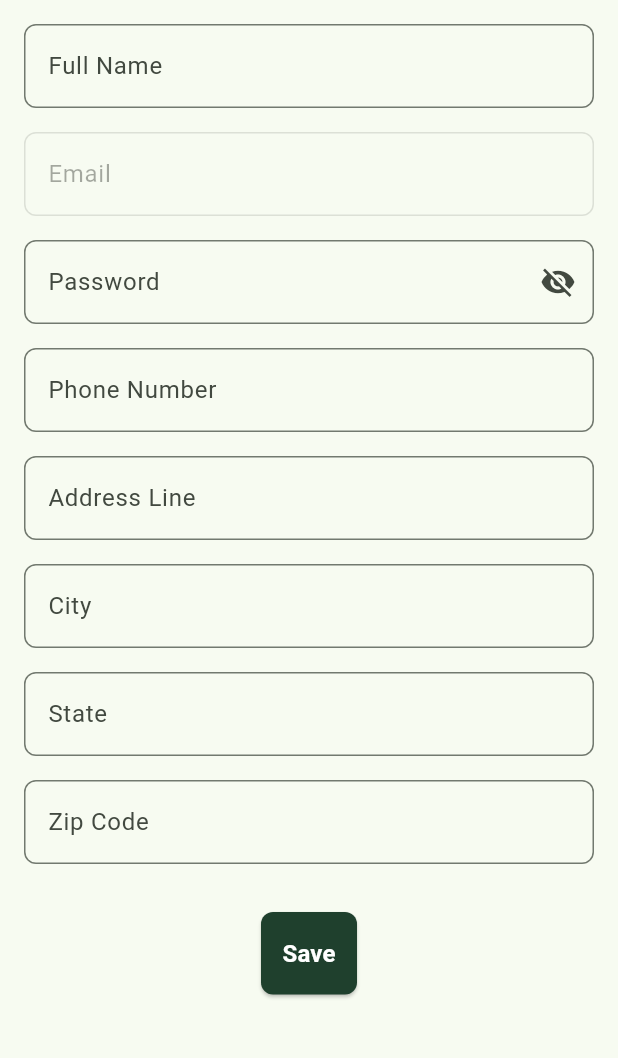
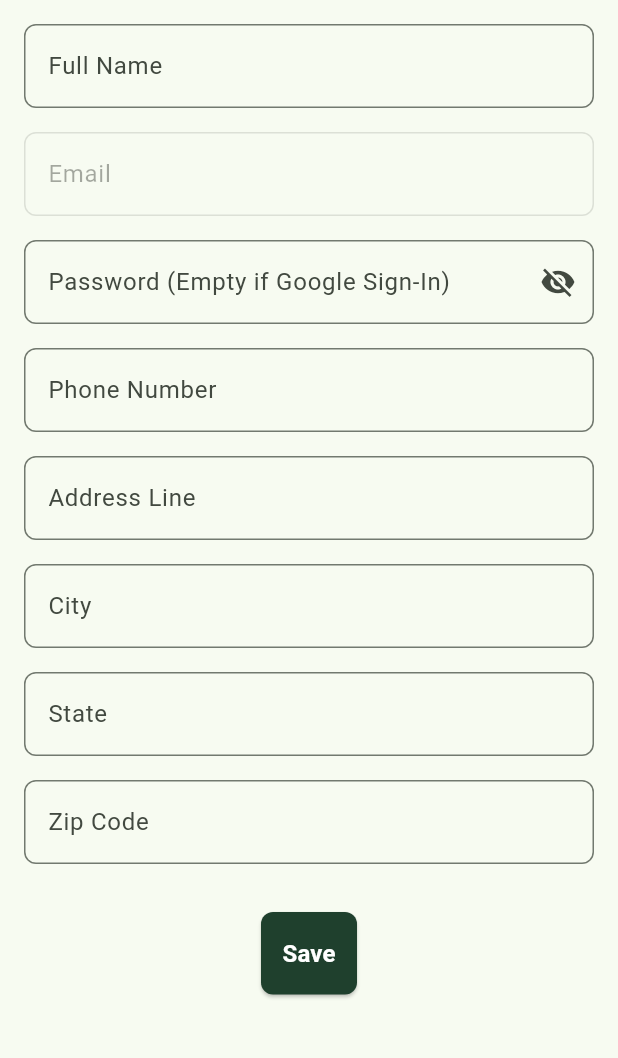
Before and after one commit to nikhil-s1nha/Resport, a Flutter app: the ProfileScreen screen opened by its route, on a phone screen of 412 x 824 dp, the part 84-1142 px from its top. Run offline on Flutter 3.47's test engine with Material 3 defaults, Android fonts, the phone set to English and light mode, and no system bars; our stand-ins replace cloud_firestore, firebase_auth, firebase_core, firebase_database, firebase_storage, google_sign_in and 1 more; accounts and stored records are empty.

Commit message:
google sign in warning pwd

```diff
--- a/lib/screens/profile_screen.dart
+++ b/lib/screens/profile_screen.dart
@@ -118,7 +118,7 @@ class _ProfileScreenState extends State<ProfileScreen> {
             const SizedBox(height: 16),
             buildTextField('Email', emailController, enabled: false),
             const SizedBox(height: 16),
-            buildPasswordField('Password', passwordController),
+            buildPasswordField('Password (Empty if Google Sign-In)', passwordController),
             const SizedBox(height: 16),
             buildTextField('Phone Number', phoneController),
             const SizedBox(height: 16),
```
